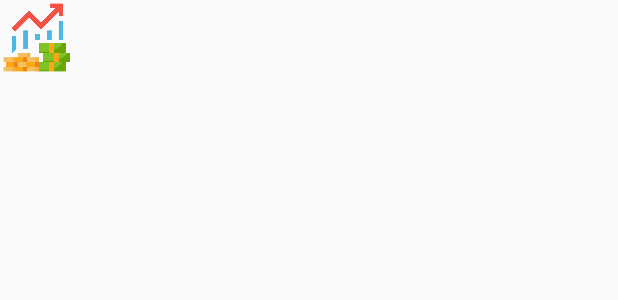
After one commit to CDST-Studio/JAVA-StockOverlay, an Android app: the layout overlay_view.xml on its own in the app's theme, with its tools: preview values and no code run, on a phone screen of 412 x 824 dp. The commit adds this screen. Shown: the top 300 px of the screen. Run offline under Robolectric (Android 15) with nearby library versions, the phone set to English and light mode, and no system bars.

Commit message:
1. OverlayService 초기 구현 완료

```diff
--- a/app/src/main/java/View/MainActivity.java
+++ b/app/src/main/java/View/MainActivity.java
@@ -24,6 +24,7 @@ import java.util.ArrayList;
 
 import Model.Stock;
 import Module.DBA;
+import View.Service.OverlayService;
 import ViewModel.stockViewModel;
 
 public class MainActivity extends AppCompatActivity {
@@ -35,7 +36,6 @@ public class MainActivity extends AppCompatActivity {
         super.onCreate(savedInstanceState);
         setContentView(R.layout.activity_main);
         createToolbar();
-
         //createStock();
         binding = ActivityMainBinding.inflate(getLayoutInflater()); //데이터 바인딩
 
--- /dev/null
+++ b/app/src/main/res/layout/overlay_view.xml
@@ -0,0 +1,20 @@
+<?xml version="1.0" encoding="utf-8"?>
+<androidx.constraintlayout.widget.ConstraintLayout
+    xmlns:android="http://schemas.android.com/apk/res/android"
+    xmlns:tools="http://schemas.android.com/tools"
+    android:layout_width="match_parent"
+    android:layout_height="match_parent">
+
+    <ImageButton
+        android:id="@+id/btn_overlay"
+        android:layout_width="50dp"
+        android:layout_height="50dp"
+        android:background="@null"
+        android:filterTouchesWhenObscured="true"
+        android:scaleType="centerCrop"
+        android:src="@drawable/ic_stock"
+        android:text="click"
+        android:textColor="#ffffff"
+        tools:ignore="MissingConstraints" />
+
+</androidx.constraintlayout.widget.ConstraintLayout>
```
Also changed, not shown: app/src/main/AndroidManifest.xml (+12 -1 lines), app/src/main/java/View/Service/OverlayService.java (added, +122 -0 lines), app/src/main/java/com/needfor/stockoverlay/StartActivity.java (+46 -7 lines).
